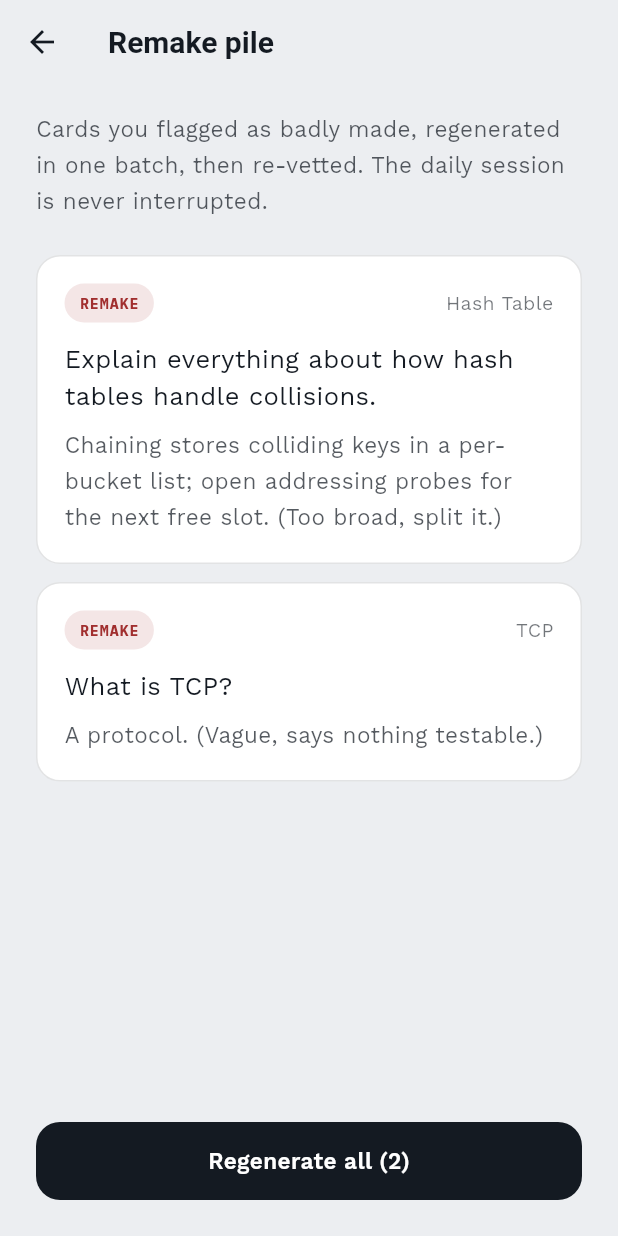
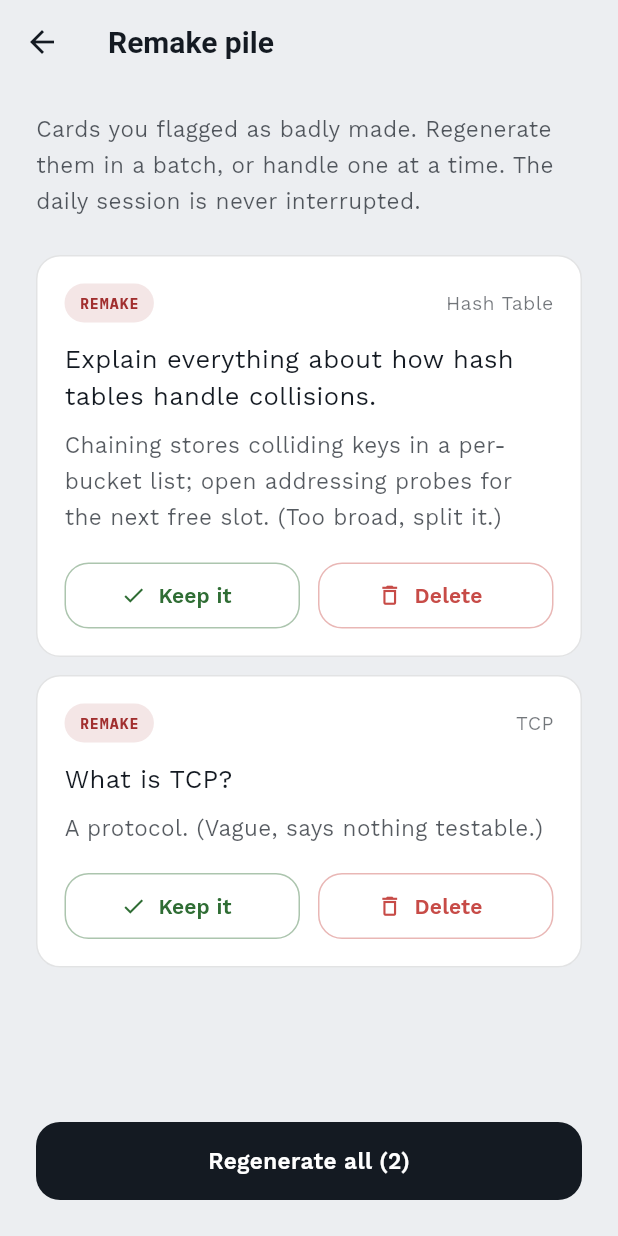
Before and after one commit to moha-elh/Grasp, a Flutter app: the RemakePileScreen screen opened directly, on a phone screen of 412 x 824 dp. Run offline on Flutter 3.47's test engine with Material 3 defaults, Android fonts, the phone set to English and light mode, and no system bars; our stand-ins replace flutter_dotenv, flutter_riverpod, flutter_secure_storage, google_fonts, supabase_flutter; missing offline and left inert: flutter_web_auth_2, fsrs; accounts and stored records are empty; network calls fail; Roboto replaces fonts that are missing (Fugaz One).

Commit message:
feat: settings on every tab, remake per-card keep/delete, triple deck ring, mobile test guide
- Settings gear reachable from Session and Explore too via a shared
  SettingsButton (was Retention only).
- Remake pile cards can now be kept (back to deck) or deleted individually,
  alongside Regenerate all.
- Deck-level Retention ring is now three arcs (name/explain/apply) with a
  three-item legend; DeckStats gains applyRet.
- Added docs/testing-on-mobile.md: full end-to-end Android setup + test steps.

Claude-Session: https://claude.ai/code/session_01HUYBJpE9JYiLBJEedpJ5FK

```diff
--- a/lib/features/remake/remake_pile_screen.dart
+++ b/lib/features/remake/remake_pile_screen.dart
@@ -41,11 +41,11 @@ class RemakePileScreen extends ConsumerWidget {
           child: ListView(
             padding: const EdgeInsets.fromLTRB(T.gutter, T.s18, T.gutter, T.s18),
             children: [
-              Text('Cards you flagged as badly made, regenerated in one batch, '
-                  'then re-vetted. The daily session is never interrupted.',
+              Text('Cards you flagged as badly made. Regenerate them in a batch, '
+                  'or handle one at a time. The daily session is never interrupted.',
                   style: Typo.bodySmall),
               const SizedBox(height: T.s24),
-              for (final c in pile) _card(c),
+              for (final c in pile) _card(c, ctrl),
             ],
           ),
         ),
@@ -58,7 +58,7 @@ class RemakePileScreen extends ConsumerWidget {
     );
   }
 
-  Widget _card(GraspCard c) => Container(
+  Widget _card(GraspCard c, RemakePileController ctrl) => Container(
         margin: const EdgeInsets.only(bottom: T.s12),
         padding: const EdgeInsets.all(T.s18),
         decoration: BoxDecoration(
@@ -80,7 +80,36 @@ class RemakePileScreen extends ConsumerWidget {
             Text(c.front, style: Typo.body.copyWith(color: T.ink)),
             const SizedBox(height: T.s8),
             Text(c.back, style: Typo.bodySmall),
+            const SizedBox(height: T.s18),
+            Row(
+              children: [
+                Expanded(
+                  child: _action('Keep it', Icons.check, T.appText,
+                      () => ctrl.accept(c.id)),
+                ),
+                const SizedBox(width: T.s12),
+                Expanded(
+                  child: _action('Delete', Icons.delete_outline, T.slipping,
+                      () => ctrl.delete(c.id)),
+                ),
+              ],
+            ),
           ],
+        ),
+      );
+
+  Widget _action(String label, IconData icon, Color color, VoidCallback onTap) =>
+      SizedBox(
+        height: T.hitMin,
+        child: OutlinedButton.icon(
+          onPressed: onTap,
+          icon: Icon(icon, size: 17, color: color),
+          label: Text(label, style: Typo.label.copyWith(color: color, fontSize: 14)),
+          style: OutlinedButton.styleFrom(
+            side: BorderSide(color: color.withValues(alpha: 0.4)),
+            shape: RoundedRectangleBorder(
+                borderRadius: BorderRadius.circular(T.rControl)),
+          ),
         ),
       );
 
```
Also changed, not shown: lib/features/explore/explore_screen.dart (+8 -1 lines), lib/features/remake/remake_controller.dart (+15 -0 lines), lib/features/retention/analytics.dart (+5 -3 lines), lib/features/retention/retention_screen.dart (+13 -12 lines), lib/features/session/session_screen.dart (+12 -2 lines), lib/features/settings/settings_button.dart (added, +19 -0 lines), 2 other files.
